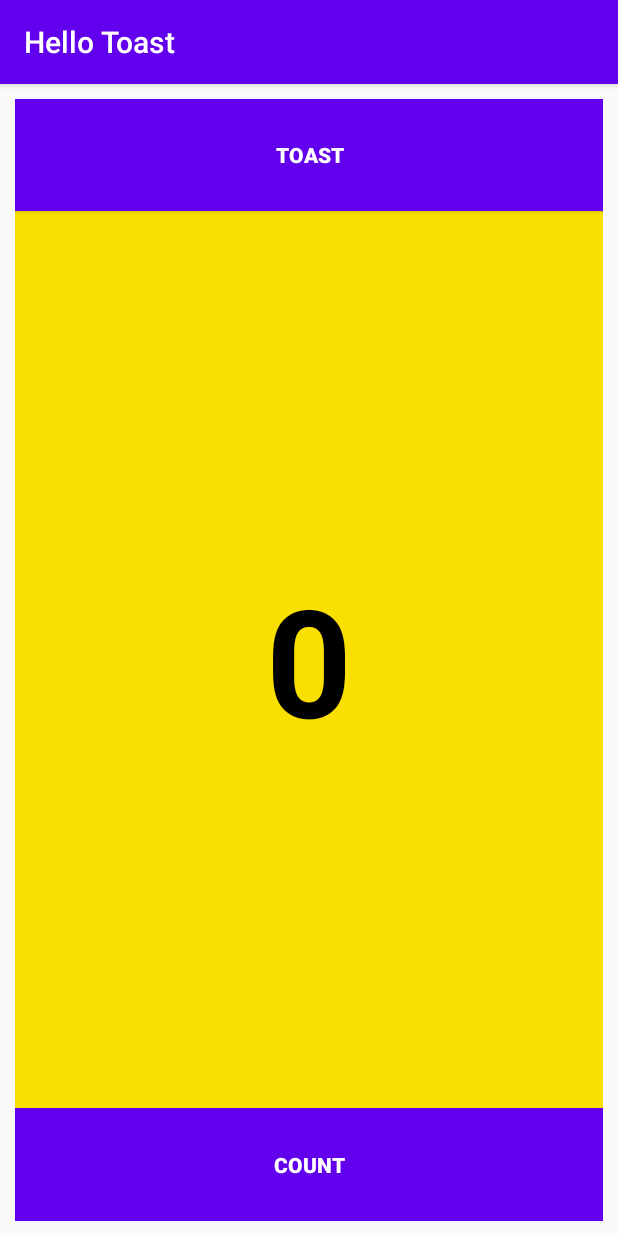
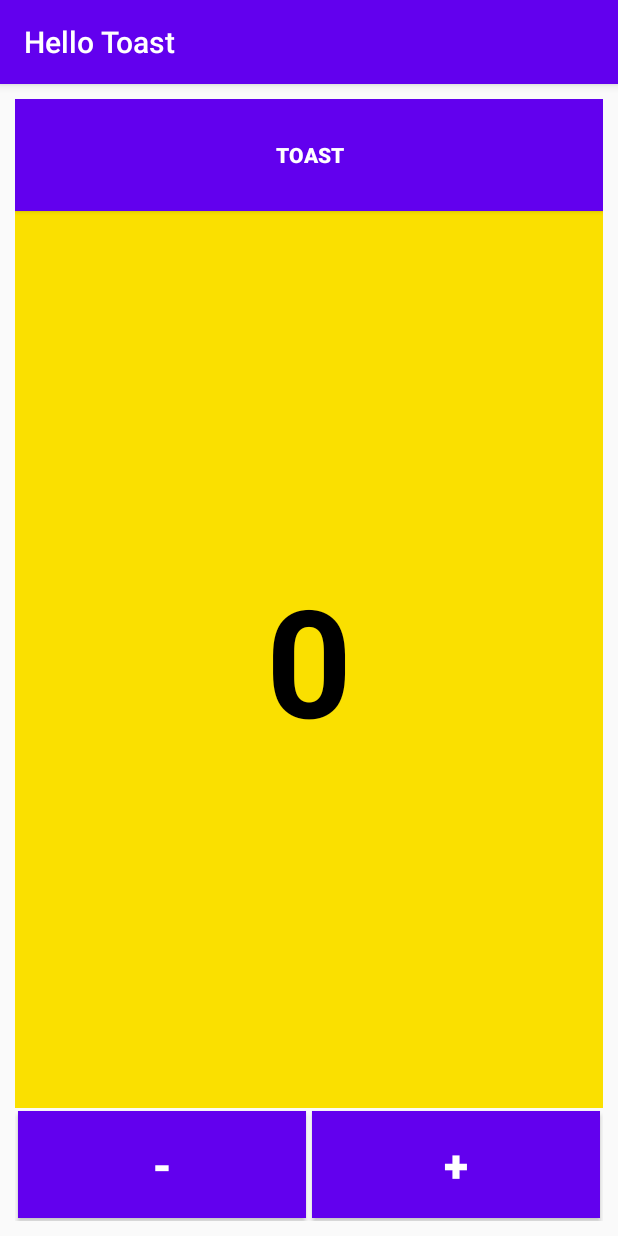
Before and after one commit to AP-Skill-Development-Corporation/Android-1537, an Android app: the screen it shows after launch (MainActivity), on a phone screen of 412 x 824 dp. Run offline under Robolectric (Android 15) with nearby library versions, the phone set to English and light mode, and no system bars.

Commit message:
Assignment Added

```diff
--- a/HelloToast/app/src/main/java/youtube/com/vidhvan/hellotoast/MainActivity.java
+++ b/HelloToast/app/src/main/java/youtube/com/vidhvan/hellotoast/MainActivity.java
@@ -34,4 +34,10 @@ public class MainActivity extends AppCompatActivity {
         count++;
         mCount.setText(String.valueOf(count));
     }
+
+    public void decrementCount(View view)
+    {
+        count--;
+        mCount.setText(String.valueOf(count));
+    }
 }
--- a/HelloToast/app/src/main/res/layout/activity_main.xml
+++ b/HelloToast/app/src/main/res/layout/activity_main.xml
@@ -34,15 +34,38 @@
         android:textColor="#000000"
         />
 
-    <Button
+   <LinearLayout
+       android:orientation="horizontal"
        android:layout_width="match_parent"
        android:layout_height="0dp"
+       android:layout_weight="1">
+
+       <Button
+           android:layout_margin="2dp"
+           android:layout_width="0dp"
            android:layout_weight="1"
-        android:text="@string/count"
+           android:layout_height="match_parent"
+           android:text="-"
+           android:textSize="30sp"
            android:background="@color/colorPrimary"
            android:textColor="#FFFFFF"
            android:textStyle="bold"
+           android:onClick="decrementCount"
+           />
+
+       <Button
+           android:layout_margin="2dp"
+           android:layout_width="0dp"
+           android:layout_weight="1"
+           android:layout_height="match_parent"
+           android:text="+"
+           android:background="@color/colorPrimary"
+           android:textColor="#FFFFFF"
+           android:textStyle="bold"
+           android:textSize="30sp"
            android:onClick="showCount"
            />
 
    </LinearLayout>
+
+</LinearLayout>
```
Lines whose indentation alone changed are shown as unchanged.
